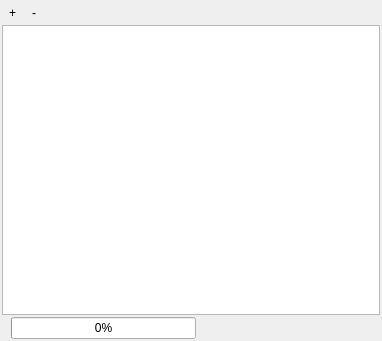
Above: qps/speclib/ui/spectralprofilesourcepanel.ui from EnMAP-Box/qgispluginsupport before the change. Below: the same form after it.
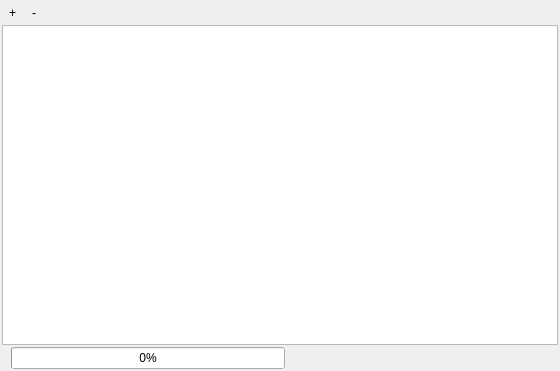
That is the form after the change. Icons and pictures are not drawn. Custom widgets are drawn as their Qt base class.

Diff of the .ui file:
```diff
--- a/qps/speclib/ui/spectralprofilesourcepanel.ui
+++ b/qps/speclib/ui/spectralprofilesourcepanel.ui
@@ -6,8 +6,8 @@
    <rect>
     <x>0</x>
     <y>0</y>
-    <width>382</width>
-    <height>341</height>
+    <width>560</width>
+    <height>371</height>
    </rect>
   </property>
   <property name="windowTitle">
```
Left out of the diff: 22 changed lines with no effect on the pictures.
